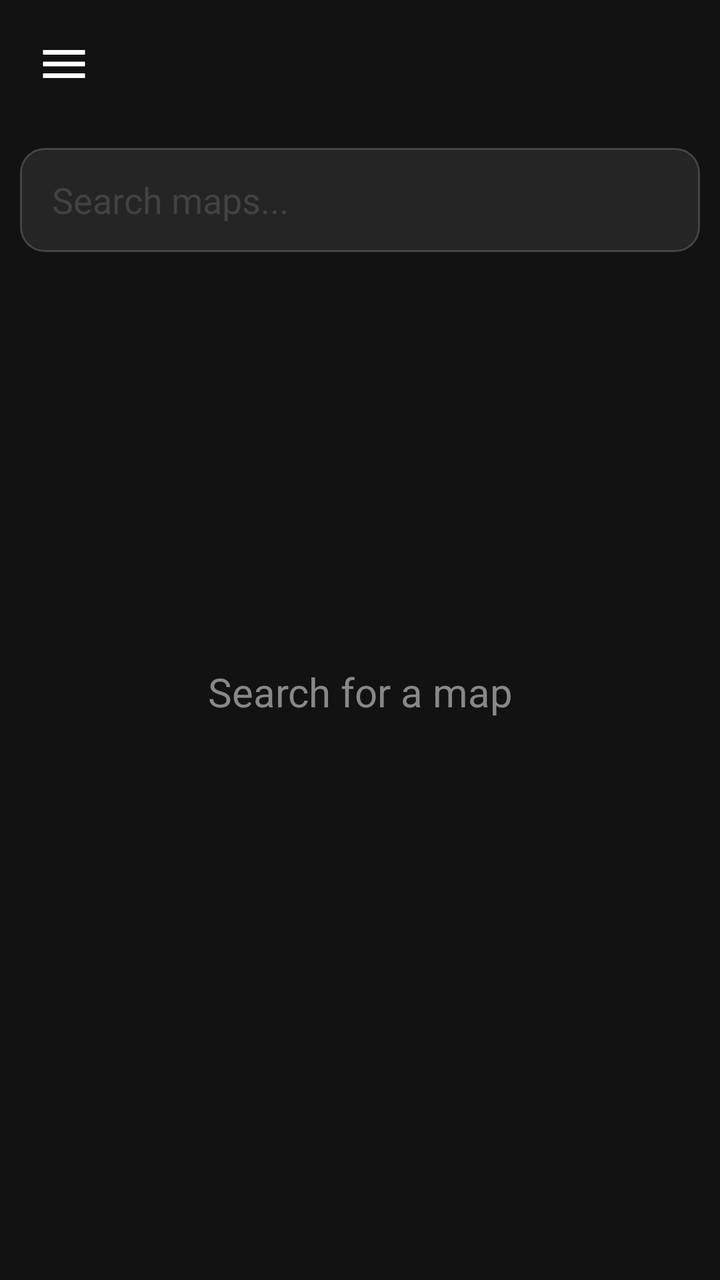
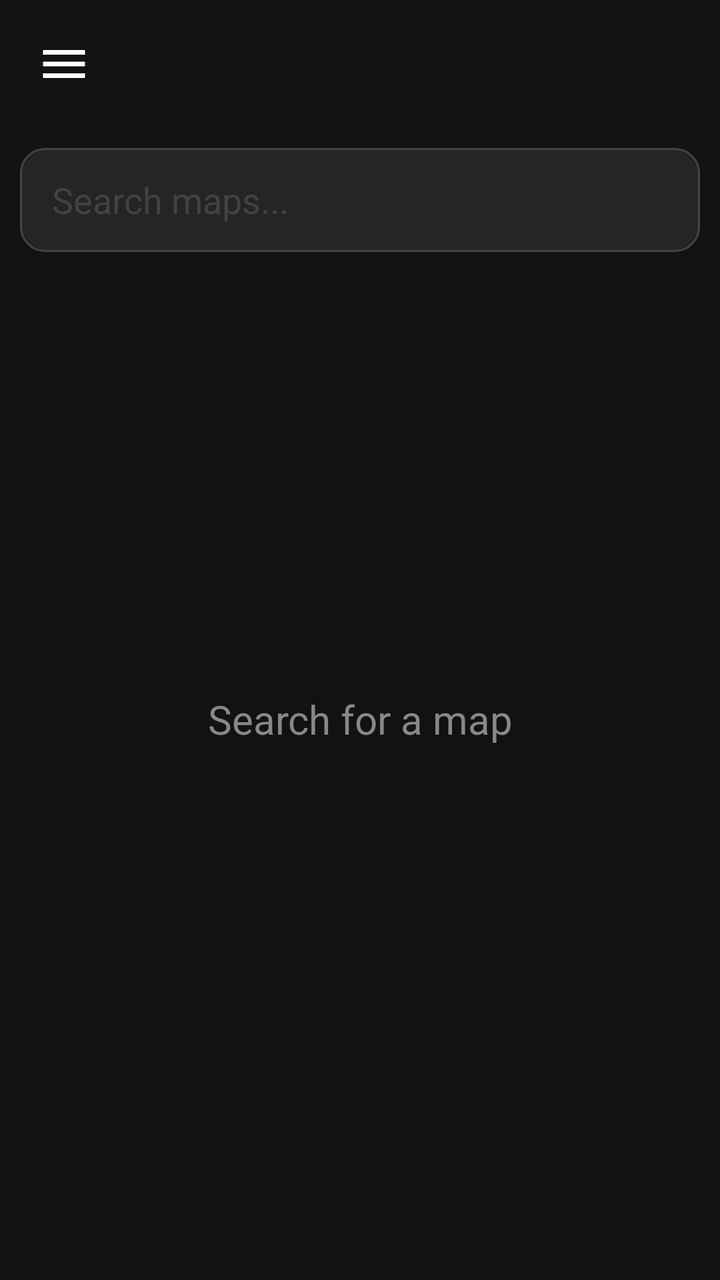

Before-and-after screenshots of an Android layout around one commit, followed by the original layout XML and the change that was made.
<!-- AndroidManifest.xml: application theme Theme.WarThunderMapDraw -->
<!-- res/layout/activity_main.xml -->
<?xml version="1.0" encoding="utf-8"?>
<FrameLayout xmlns:android="http://schemas.android.com/apk/res/android"
    xmlns:app="http://schemas.android.com/apk/res-auto"
    xmlns:tools="http://schemas.android.com/tools"
    android:id="@+id/main"
    android:layout_width="match_parent"
    android:layout_height="match_parent"
    android:background="@color/dark_background"
    tools:context=".MainActivity">

    <LinearLayout
        android:layout_width="match_parent"
        android:layout_height="match_parent"
        android:orientation="vertical"
        android:background="@color/dark_background">

        <ImageButton
            android:id="@+id/TacticalMap"
            android:layout_width="48dp"
            android:layout_height="48dp"
            android:layout_gravity="start"
            android:layout_margin="8dp"
            android:background="?attr/selectableItemBackgroundBorderless"
            android:src="@drawable/ic_menu"
            android:contentDescription="Open menu"
            android:padding="10dp"
            android:scaleType="fitCenter"
            app:tint="@color/white" />

        <AutoCompleteTextView
            android:id="@+id/SearchMap"
            android:layout_width="match_parent"
            android:layout_height="52dp"
            android:layout_margin="10dp"
            android:background="@drawable/dark_input_background"
            android:hint="Search maps..."
            android:textColor="@color/white"
            android:textColorHint="@color/dark_border"
            android:paddingStart="16dp"
            android:paddingEnd="16dp"
            android:singleLine="true"
            android:completionThreshold="1"
            android:inputType="text"
            android:popupBackground="@drawable/dark_input_background" />

        <FrameLayout
            android:layout_width="match_parent"
            android:layout_height="380dp"
            android:layout_marginTop="20dp">

            <ImageView
                android:id="@+id/Map"
                android:layout_width="match_parent"
                android:layout_height="match_parent"
                android:adjustViewBounds="true"
                android:contentDescription="Map"
                android:scaleType="fitCenter" />

            <TextView
                android:id="@+id/SearchMapHint"
                android:layout_width="match_parent"
                android:layout_height="match_parent"
                android:gravity="center"
                android:text="Search for a map"
                android:textColor="#888888"
                android:textSize="20sp"
                android:visibility="visible" />

        </FrameLayout>

        <HorizontalScrollView
            android:id="@+id/MapLegendScroll"
            android:layout_width="match_parent"
            android:layout_height="wrap_content"
            android:layout_marginStart="10dp"
            android:layout_marginEnd="10dp"
            android:layout_marginTop="8dp"
            android:scrollbars="none"
            android:visibility="gone">

            <LinearLayout
                android:id="@+id/MapLegend"
                android:layout_width="wrap_content"
                android:layout_height="wrap_content"
                android:gravity="center_vertical"
                android:orientation="horizontal" />

        </HorizontalScrollView>

        <Button
            android:id="@+id/Edit"
            android:layout_width="wrap_content"
            android:layout_height="80dp"
            android:layout_gravity="center"
            android:backgroundTint="@color/dark_button"
            android:text="Edit"
            android:textColor="@color/white"
            app:icon="@android:drawable/ic_menu_edit"
            app:iconTint="@color/white"
            app:iconGravity="textStart"
            app:iconPadding="8dp"
            android:visibility="gone" />

        <View
            android:id="@+id/view"
            android:layout_width="match_parent"
            android:layout_height="0dp"
            android:layout_weight="1" />

        <Button
            android:id="@+id/Share"
            android:layout_width="wrap_content"
            android:layout_height="wrap_content"
            android:layout_gravity="center"
            android:layout_marginBottom="25dp"
            android:backgroundTint="@color/dark_button"
            android:text="Share"
            android:textColor="@color/white"
            android:textSize="13sp"
            android:visibility="gone" />

    </LinearLayout>

    <View
        android:id="@+id/MenuOverlay"
        android:layout_width="match_parent"
        android:layout_height="match_parent"
        android:background="#80000000"
        android:visibility="gone" />

    <LinearLayout
        android:id="@+id/SideMenu"
        android:layout_width="280dp"
        android:layout_height="match_parent"
        android:layout_gravity="start"
        android:background="@color/dark_surface"
        android:elevation="10dp"
        android:orientation="vertical"
        android:visibility="gone">

        <TextView
            android:layout_width="match_parent"
            android:layout_height="70dp"
            android:gravity="center_vertical"
            android:paddingStart="20dp"
            android:text="War Thunder Map Draw"
            android:textColor="@color/white"
            android:textSize="18sp"
            android:textStyle="bold" />

        <View
            android:layout_width="match_parent"
            android:layout_height="1dp"
            android:background="@color/dark_border" />

        <TextView
            android:id="@+id/DrawMapOption"
            android:layout_width="match_parent"
            android:layout_height="55dp"
            android:background="?attr/selectableItemBackground"
            android:gravity="center_vertical"
            android:paddingStart="25dp"
            android:text="Draw Map"
            android:textColor="@color/white"
            android:textSize="16sp" />

        <TextView
            android:id="@+id/TacticMapOption"
            android:layout_width="match_parent"
            android:layout_height="55dp"
            android:background="?attr/selectableItemBackground"
            android:gravity="center_vertical"
            android:paddingStart="25dp"
            android:text="Tactic Map"
            android:textColor="@color/white"
            android:textSize="16sp" />

    </LinearLayout>

</FrameLayout>
<!-- resources referenced by this layout -->
<resources>
  <color name="dark_background">#121212</color>
  <color name="dark_border">#424242</color>
  <color name="dark_button">#303030</color>
  <color name="dark_surface">#1E1E1E</color>
  <color name="white">#FFFFFF</color>
  <!-- drawable dark_input_background (drawable) -->
  <?xml version="1.0" encoding="utf-8"?>
  <shape xmlns:android="http://schemas.android.com/apk/res/android">
      <solid android:color="#252525" />
      <corners android:radius="12dp" />
      <stroke
          android:width="1dp"
          android:color="#444444" />
      <padding
          android:left="12dp"
          android:top="8dp"
          android:right="12dp"
          android:bottom="8dp" />
  </shape>
  <!-- drawable ic_menu (drawable) -->
  <vector xmlns:android="http://schemas.android.com/apk/res/android"
      android:width="24dp"
      android:height="24dp"
      android:viewportWidth="24"
      android:viewportHeight="24">
  
      <path
          android:fillColor="#000000"
          android:pathData="M3,6h18v2H3zM3,11h18v2H3zM3,16h18v2H3z" />
  
  </vector>
  <style name="Theme.WarThunderMapDraw" parent="Base.Theme.WarThunderMapDraw" />
  <style name="Base.Theme.WarThunderMapDraw" parent="Theme.Material3.DayNight.NoActionBar">
          
          
      </style>
</resources>

<!-- the commit's change to res/layout/activity_main.xml (unified diff, before → after) -->
@@ -30,7 +30,8 @@
         <AutoCompleteTextView
             android:id="@+id/SearchMap"
             android:layout_width="match_parent"
-            android:layout_height="52dp"
+            android:layout_height="wrap_content"
+            android:minHeight="52dp"
             android:layout_margin="10dp"
             android:background="@drawable/dark_input_background"
             android:hint="Search maps..."
@@ -45,8 +46,11 @@
 
         <FrameLayout
             android:layout_width="match_parent"
-            android:layout_height="380dp"
-            android:layout_marginTop="20dp">
+            android:layout_height="0dp"
+            android:layout_weight="1"
+            android:layout_marginStart="10dp"
+            android:layout_marginEnd="10dp"
+            android:layout_marginTop="8dp">
 
             <ImageView
                 android:id="@+id/Map"
@@ -55,6 +59,15 @@
                 android:adjustViewBounds="true"
                 android:contentDescription="Map"
                 android:scaleType="fitCenter" />
+
+            <ImageView
+                android:id="@+id/MapTacticOverlay"
+                android:layout_width="match_parent"
+                android:layout_height="match_parent"
+                android:adjustViewBounds="true"
+                android:contentDescription="Tactic drawing"
+                android:scaleType="fitCenter"
+                android:visibility="gone" />
 
             <TextView
                 android:id="@+id/SearchMapHint"
@@ -68,6 +81,17 @@
 
         </FrameLayout>
 
+        <Spinner
+            android:id="@+id/MapTacticSpinner"
+            android:layout_width="match_parent"
+            android:layout_height="wrap_content"
+            android:minHeight="45dp"
+            android:layout_marginStart="10dp"
+            android:layout_marginEnd="10dp"
+            android:layout_marginTop="6dp"
+            android:background="@drawable/dark_input_background"
+            android:visibility="gone" />
+
         <HorizontalScrollView
             android:id="@+id/MapLegendScroll"
             android:layout_width="match_parent"
@@ -87,32 +111,56 @@
 
         </HorizontalScrollView>
 
-        <Button
-            android:id="@+id/Edit"
-            android:layout_width="wrap_content"
-            android:layout_height="80dp"
-            android:layout_gravity="center"
-            android:backgroundTint="@color/dark_button"
-            android:text="Edit"
-            android:textColor="@color/white"
-            app:icon="@android:drawable/ic_menu_edit"
-            app:iconTint="@color/white"
-            app:iconGravity="textStart"
-            app:iconPadding="8dp"
-            android:visibility="gone" />
+        <LinearLayout
+            android:id="@+id/MapActions"
+            android:layout_width="match_parent"
+            android:layout_height="wrap_content"
+            android:gravity="center"
+            android:orientation="horizontal"
+            android:visibility="gone">
+
+            <Button
+                android:id="@+id/Edit"
+                android:layout_width="wrap_content"
+                android:layout_height="wrap_content"
+                android:minHeight="48dp"
+                android:layout_marginEnd="8dp"
+                android:backgroundTint="@color/dark_button"
+                android:text="Edit"
+                android:textColor="@color/white"
+                app:icon="@android:drawable/ic_menu_edit"
+                app:iconTint="@color/white"
+                app:iconGravity="textStart"
+                app:iconPadding="8dp" />
+
+            <Button
+                android:id="@+id/Delete"
+                android:layout_width="wrap_content"
+                android:layout_height="wrap_content"
+                android:minHeight="48dp"
+                android:backgroundTint="#B3261E"
+                android:text="Delete"
+                android:textColor="@color/white"
+                app:icon="@android:drawable/ic_menu_delete"
+                app:iconTint="@color/white"
+                app:iconGravity="textStart"
+                app:iconPadding="8dp" />
+
+        </LinearLayout>
 
         <View
             android:id="@+id/view"
             android:layout_width="match_parent"
             android:layout_height="0dp"
-            android:layout_weight="1" />
+            android:layout_weight="0.15" />
 
         <Button
             android:id="@+id/Share"
             android:layout_width="wrap_content"
             android:layout_height="wrap_content"
+            android:minHeight="48dp"
             android:layout_gravity="center"
-            android:layout_marginBottom="25dp"
+            android:layout_marginBottom="12dp"
             android:backgroundTint="@color/dark_button"
             android:text="Share"
             android:textColor="@color/white"
